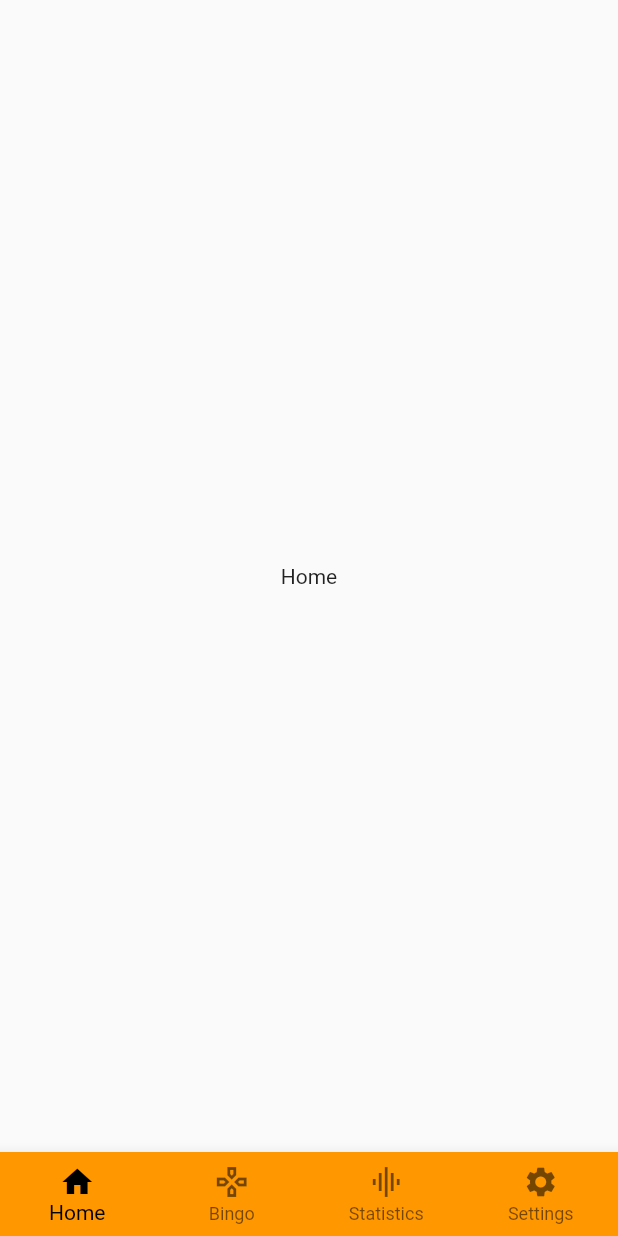
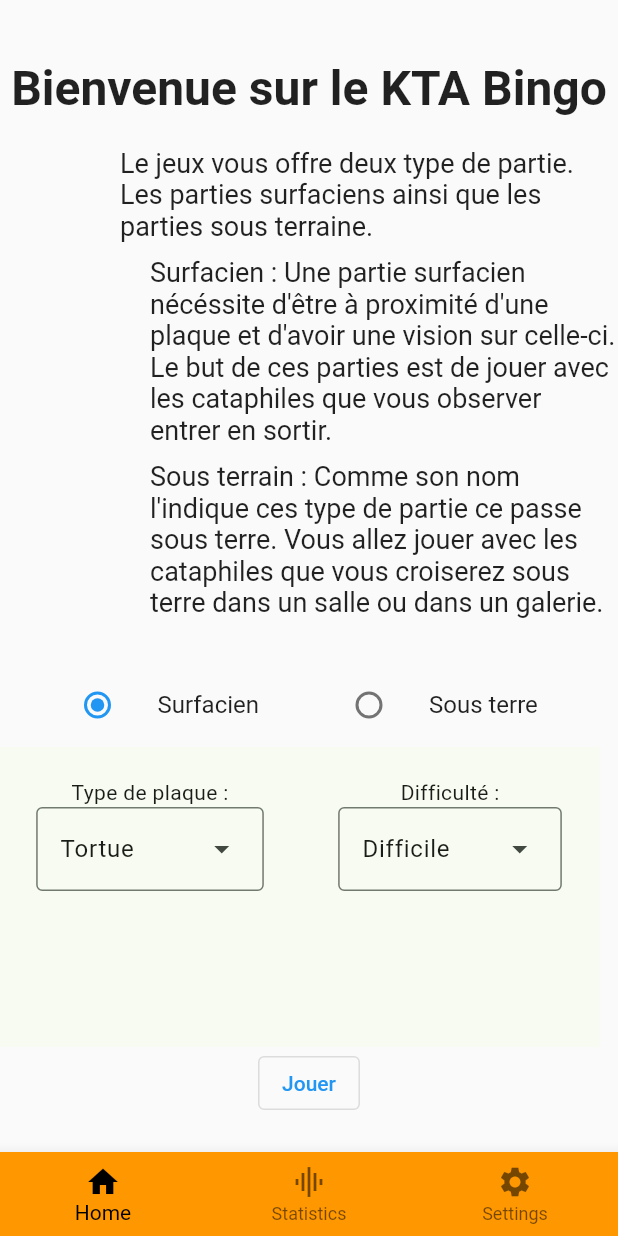
Before and after one commit to Extauren/Plaktago, a Flutter app: the screen it shows after launch, on a phone screen of 412 x 824 dp. Run offline on Flutter 3.47's test engine with Material 2 defaults, Android fonts, the phone set to English and light mode, and no system bars; our stand-ins replace stop_watch_timer.

Commit message:
Add questions for type of bingo game

```diff
--- /dev/null
+++ b/lib/Game/cardName.dart
@@ -0,0 +1,30 @@
+enum plaqueTypeList { triangle, ronde, tortue, soleil, carrer, all }
+
+class CardName {
+  String name;
+  plaqueTypeList plaqueType;
+  int difficulty;
+
+  CardName(this.name, this.plaqueType, this.difficulty);
+}
+
+List<CardName> cardNameList = [
+  CardName("Bus (sup à 6 pers)", plaqueTypeList.all, 1),
+  CardName("Kta star", plaqueTypeList.all, 1),
+  CardName("Copain", plaqueTypeList.all, 1),
+  CardName("Lampe allumée", plaqueTypeList.all, 1),
+  CardName("Touristes (> 50 % du groupe)", plaqueTypeList.all, 1),
+  CardName("Passe devant la plaque", plaqueTypeList.all, 1),
+  CardName("Police", plaqueTypeList.all, 1),
+  CardName("Fermeture de plaque asardeuse", plaqueTypeList.all, 1),
+  CardName("Dégonde la plaque", plaqueTypeList.triangle, 1),
+  CardName("Plaque bruillante", plaqueTypeList.all, 1),
+  CardName("Solitaire", plaqueTypeList.all, 1),
+  CardName("Arrive pas à ouvrir", plaqueTypeList.all, 1),
+  CardName("Galère à cause du sac", plaqueTypeList.all, 1),
+  CardName("Reste à côter de la plaque", plaqueTypeList.all, 1),
+  CardName("Fil d'attente", plaqueTypeList.all, 1),
+  CardName("Tir sur la mauvaise plaque", plaqueTypeList.all, 1),
+  CardName("Random qui s'arrête regarder", plaqueTypeList.all, 1),
+  CardName("Fifi tier", plaqueTypeList.all, 1),
+];
--- /dev/null
+++ b/lib/Game/difficultyButton.dart
@@ -0,0 +1,96 @@
+import 'package:flutter/material.dart';
+
+class DifficultyButton extends StatefulWidget {
+  const DifficultyButton({super.key});
+
+  @override
+  State<DifficultyButton> createState() => _DifficultyButtonState();
+}
+
+class _DifficultyButtonState extends State<DifficultyButton> {
+  final TextEditingController colorController = TextEditingController();
+  final TextEditingController iconController = TextEditingController();
+  DifficultyLabel? selectedColor;
+  IconLabel? selectedIcon;
+
+  @override
+  Widget build(BuildContext context) {
+    final List<DropdownMenuEntry<DifficultyLabel>> colorEntries =
+        <DropdownMenuEntry<DifficultyLabel>>[];
+    for (final DifficultyLabel color in DifficultyLabel.values) {
+      colorEntries.add(
+        DropdownMenuEntry<DifficultyLabel>(
+            value: color, label: color.label, enabled: color.label != 'Grey'),
+      );
+    }
+
+    final List<DropdownMenuEntry<IconLabel>> iconEntries =
+        <DropdownMenuEntry<IconLabel>>[];
+    for (final IconLabel icon in IconLabel.values) {
+      iconEntries
+          .add(DropdownMenuEntry<IconLabel>(value: icon, label: icon.label));
+    }
+
+    return MaterialApp(
+      theme: ThemeData(
+        useMaterial3: true,
+        colorSchemeSeed: Colors.green,
+      ),
+      home: Scaffold(
+        body: SafeArea(
+          child: Column(
+            children: <Widget>[
+              Padding(
+                padding: const EdgeInsets.symmetric(vertical: 20),
+                child: Center(
+                    child: Column(
+                  mainAxisAlignment: MainAxisAlignment.center,
+                  children: <Widget>[
+                    Text("Difficulté :"),
+                    DropdownMenu<DifficultyLabel>(
+                      initialSelection: DifficultyLabel.green,
+                      controller: colorController,
+                      //label: const Text('Color'),
+                      dropdownMenuEntries: colorEntries,
+                      onSelected: (DifficultyLabel? color) {
+                        setState(() {
+                          selectedColor = color;
+                        });
+                      },
+                    ),
+                  ],
+                )),
+              ),
+            ],
+          ),
+        ),
+      ),
+    );
+  }
+}
+
+enum DifficultyLabel {
+  blue('Facile', Colors.blue),
+  pink('Moyen', Colors.pink),
+  green('Difficile', Colors.green),
+  yellow('Soleil', Colors.yellow),
+  grey('Carré', Colors.grey);
+
+  const DifficultyLabel(this.label, this.color);
+  final String label;
+  final Color color;
+}
+
+enum IconLabel {
+  smile('Smile', Icons.sentiment_satisfied_outlined),
+  cloud(
+    'Cloud',
+    Icons.cloud_outlined,
+  ),
+  brush('Brush', Icons.brush_outlined),
+  heart('Heart', Icons.favorite);
+
+  const IconLabel(this.label, this.icon);
+  final String label;
+  final IconData icon;
+}
--- /dev/null
+++ b/lib/Game/plaqueType.dart
@@ -0,0 +1,36 @@
+import 'package:flutter/material.dart';
+
+class PlaqueType extends StatefulWidget {
+  const PlaqueType({Key? key}) : super(key: key);
+
+  @override
+  State<PlaqueType> createState() => _PlaqueType();
+}
+
+enum PlaqueTypeList { triangle, ronde, tortue, soleil, carrer }
+
+class _PlaqueType extends State<PlaqueType> {
+  _PlaqueType();
+  PlaqueTypeList? _plaque = PlaqueTypeList.triangle;
+
+  @override
+  Widget build(BuildContext context) {
+    return ConstrainedBox(
+        constraints: BoxConstraints(maxHeight: 200),
+        child: Row(children: [
+          Expanded(
+              child: ListTile(
+            title: const Text('Triangle'),
+            leading: Radio<PlaqueTypeList>(
+              value: PlaqueTypeList.triangle,
+              groupValue: _plaque,
+              onChanged: (PlaqueTypeList? value) {
+                setState(() {
+                  _plaque = value;
+                });
+              },
+            ),
+          )),
+        ]));
+  }
+}
--- a/lib/home.dart
+++ b/lib/home.dart
@@ -1,9 +1,113 @@
 import 'package:flutter/material.dart';
+import 'package:plaktago/Game/plakChoiceButton.dart';
+import 'Game/bingo.dart';
+import 'Game/plaqueType.dart';
+import 'Game/difficultyButton.dart';
 
-class Home extends StatelessWidget {
-  const Home({super.key});
+class Home extends StatefulWidget {
+  const Home({Key? key}) : super(key: key);
+
+  @override
+  State<Home> createState() => _Home();
+}
+
+enum SingingCharacter { Surface, Sousterre }
+
+class _Home extends State<Home> {
+  _Home();
+  SingingCharacter? _character = SingingCharacter.Surface;
+
+  void launchGame() {
+    Navigator.push(
+      context,
+      MaterialPageRoute(
+          builder: (context) => const Bingo(
+                gameType: "Surfacien",
+              )),
+    );
+  }
+
   @override
   Widget build(BuildContext context) {
-    return const Center(child: Text("Home"));
+    return Scaffold(
+        body: Center(
+            child: Column(children: [
+      Container(
+          margin: const EdgeInsets.only(top: 40.0),
+          child: Text(
+            "Bienvenue sur le KTA Bingo",
+            style: TextStyle(fontSize: 32, fontWeight: FontWeight.w700),
+          )),
+      Container(
+          margin: const EdgeInsets.only(top: 20.0, left: 80.0),
+          child: Text(
+            "Le jeux vous offre deux type de partie. Les parties surfaciens ainsi que les parties sous terraine.",
+            style: TextStyle(fontSize: 18),
+          )),
+      Container(
+          margin: const EdgeInsets.only(top: 10.0, left: 100.0),
+          child: Text(
+            "Surfacien : Une partie surfacien nécéssite d'être à proximité d'une plaque et d'avoir une vision sur celle-ci. Le but de ces parties est de jouer avec les cataphiles que vous observer entrer en sortir.",
+            style: TextStyle(fontSize: 18),
+          )),
+      Container(
+          margin: const EdgeInsets.only(top: 10.0, left: 100.0),
+          child: Text(
+            "Sous terrain : Comme son nom l'indique ces type de partie ce passe sous terre. Vous allez jouer avec les cataphiles que vous croiserez sous terre dans un salle ou dans un galerie.",
+            style: TextStyle(fontSize: 18),
+          )),
+      Container(
+          margin: const EdgeInsets.only(top: 30.0),
+          child: ConstrainedBox(
+              constraints: BoxConstraints(
+                maxWidth: MediaQuery.of(context).size.width - 50,
+              ),
+              child: Row(
+                children: <Widget>[
+                  Expanded(
+                      child: ListTile(
+                    title: const Text('Surfacien'),
+                    leading: Radio<SingingCharacter>(
+                      value: SingingCharacter.Surface,
+                      groupValue: _character,
+                      onChanged: (SingingCharacter? value) {
+                        setState(() {
+                          _character = value;
+                        });
+                      },
+                    ),
+                  )),
+                  Expanded(
+                    child: ListTile(
+                      title: const Text('Sous terre'),
+                      leading: Radio<SingingCharacter>(
+                        value: SingingCharacter.Sousterre,
+                        groupValue: _character,
+                        onChanged: (SingingCharacter? value) {
+                          setState(() {
+                            _character = value;
+                          });
+                        },
+                      ),
+                    ),
+                  )
+                ],
+              ))),
+      Row(children: <Widget>[
+        ConstrainedBox(
+            constraints: BoxConstraints(
+              maxWidth: 200,
+              maxHeight: 200,
+            ),
+            child: DropdownMenuExample()),
+        ConstrainedBox(
+            constraints: BoxConstraints(
+              maxWidth: 200,
+              maxHeight: 200,
+            ),
+            child: DifficultyButton()),
+      ]),
+      OutlinedButton(onPressed: launchGame, child: const Text('Jouer')),
+    ])));
   }
 }
--- a/lib/navigation_bar.dart
+++ b/lib/navigation_bar.dart
@@ -1,7 +1,5 @@
 import 'package:flutter/material.dart';
 import 'home.dart';
-import 'Game/game.dart';
-import 'Game/bingo.dart';
 import 'statistic.dart';
 import 'settings.dart';
 
@@ -27,10 +25,8 @@ class _NavigationBarState extends State<NavigationBar> {
   int _selectedIndex = 0;
   List<Widget> _widgetOptions() => [
         Home(),
-        Game(onItemTapped: () => _onItemTapped()),
         Statistic(),
         Settings(),
-        Bingo(),
       ];
 
   void _onItemTapped(int index) {
@@ -59,10 +55,6 @@ class _NavigationBarState extends State<NavigationBar> {
               label: 'Home',
             ),
             BottomNavigationBarItem(
-              icon: Icon(Icons.games_outlined),
-              label: 'Bingo',
-            ),
-            BottomNavigationBarItem(
               icon: Icon(Icons.graphic_eq),
               label: 'Statistics',
             ),
--- a/pubspec.yaml
+++ b/pubspec.yaml
@@ -28,8 +28,10 @@ environment:
 # the latest version available on pub.dev. To see which dependencies have newer
 # versions available, run `flutter pub outdated`.
 dependencies:
+  stop_watch_timer:
   flutter:
     sdk: flutter
+
 
 
   # The following adds the Cupertino Icons font to your application.
```
Also changed, not shown: lib/Game/bingo.dart (+35 -13 lines), lib/Game/game.dart (deleted, +0 -30 lines), lib/Game/timer.dart (added, +127 -0 lines), lib/Game/timerButton.dart (added, +34 -0 lines).
